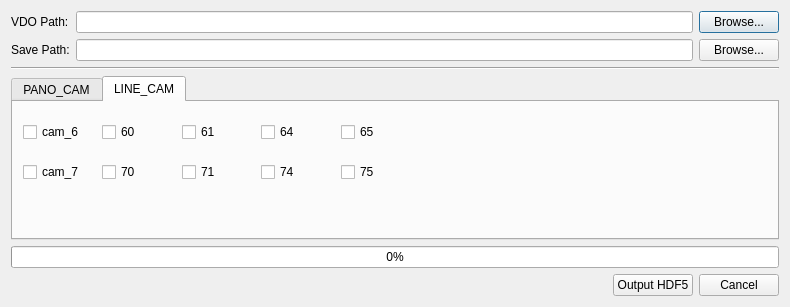
This is UI/output_hdf5.ui in slgao/ProcessVDO as Qt 5 draws it before an edit. The edited form follows.
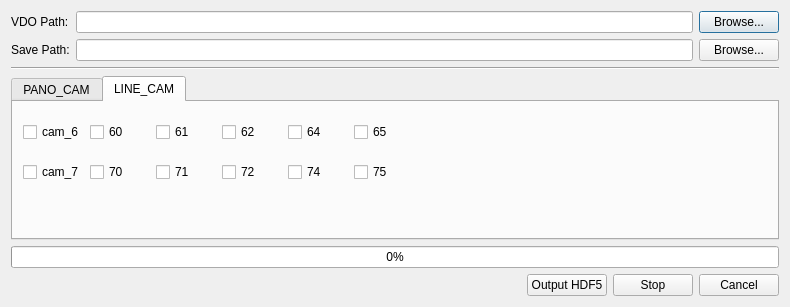
This is the edited form. The open tabs and pages were chosen to show the change.

```diff
--- a/UI/output_hdf5.ui
+++ b/UI/output_hdf5.ui
@@ -123,27 +123,27 @@
         </rect>
        </property>
        <layout class="QGridLayout" name="gridLayout_4">
-        <item row="1" column="1">
-         <widget class="QCheckBox" name="checkBox_60">
+        <item row="1" column="2">
+         <widget class="QCheckBox" name="checkBox_61">
           <property name="text">
-           <string>60</string>
+           <string>61</string>
           </property>
          </widget>
         </item>
         <item row="1" column="4">
-         <widget class="QCheckBox" name="checkBox_65">
-          <property name="text">
-           <string>65</string>
-          </property>
-         </widget>
-        </item>
-        <item row="1" column="3">
          <widget class="QCheckBox" name="checkBox_64">
           <property name="text">
            <string>64</string>
           </property>
          </widget>
         </item>
+        <item row="1" column="5">
+         <widget class="QCheckBox" name="checkBox_65">
+          <property name="text">
+           <string>65</string>
+          </property>
+         </widget>
+        </item>
         <item row="1" column="0">
          <widget class="QCheckBox" name="checkBox_cam_6">
           <property name="text">
@@ -151,10 +151,17 @@
           </property>
          </widget>
         </item>
-        <item row="1" column="2">
-         <widget class="QCheckBox" name="checkBox_61">
+        <item row="1" column="1">
+         <widget class="QCheckBox" name="checkBox_60">
           <property name="text">
-           <string>61</string>
+           <string>60</string>
+          </property>
+         </widget>
+        </item>
+        <item row="1" column="3">
+         <widget class="QCheckBox" name="checkBox_62">
+          <property name="text">
+           <string>62</string>
           </property>
          </widget>
         </item>
@@ -170,6 +177,13 @@
         </rect>
        </property>
        <layout class="QGridLayout" name="gridLayout_5">
+        <item row="1" column="4">
+         <widget class="QCheckBox" name="checkBox_74">
+          <property name="text">
+           <string>74</string>
+          </property>
+         </widget>
+        </item>
         <item row="1" column="1">
          <widget class="QCheckBox" name="checkBox_70">
           <property name="text">
@@ -177,20 +191,20 @@
           </property>
          </widget>
         </item>
-        <item row="1" column="4">
+        <item row="1" column="2">
+         <widget class="QCheckBox" name="checkBox_71">
+          <property name="text">
+           <string>71</string>
+          </property>
+         </widget>
+        </item>
+        <item row="1" column="5">
          <widget class="QCheckBox" name="checkBox_75">
           <property name="text">
            <string>75</string>
           </property>
          </widget>
         </item>
-        <item row="1" column="3">
-         <widget class="QCheckBox" name="checkBox_74">
-          <property name="text">
-           <string>74</string>
-          </property>
-         </widget>
-        </item>
         <item row="1" column="0">
          <widget class="QCheckBox" name="checkBox_cam_7">
           <property name="text">
@@ -198,10 +212,10 @@
           </property>
          </widget>
         </item>
-        <item row="1" column="2">
-         <widget class="QCheckBox" name="checkBox_71">
+        <item row="1" column="3">
+         <widget class="QCheckBox" name="checkBox_72">
           <property name="text">
-           <string>71</string>
+           <string>72</string>
           </property>
          </widget>
         </item>
@@ -232,6 +246,13 @@
        </property>
       </widget>
      </item>
+     <item>
+      <widget class="QPushButton" name="stop_btn">
+       <property name="text">
+        <string>Stop</string>
+       </property>
+      </widget>
+     </item>
      <item>
       <widget class="QPushButton" name="cancel_btn">
        <property name="text">
```
